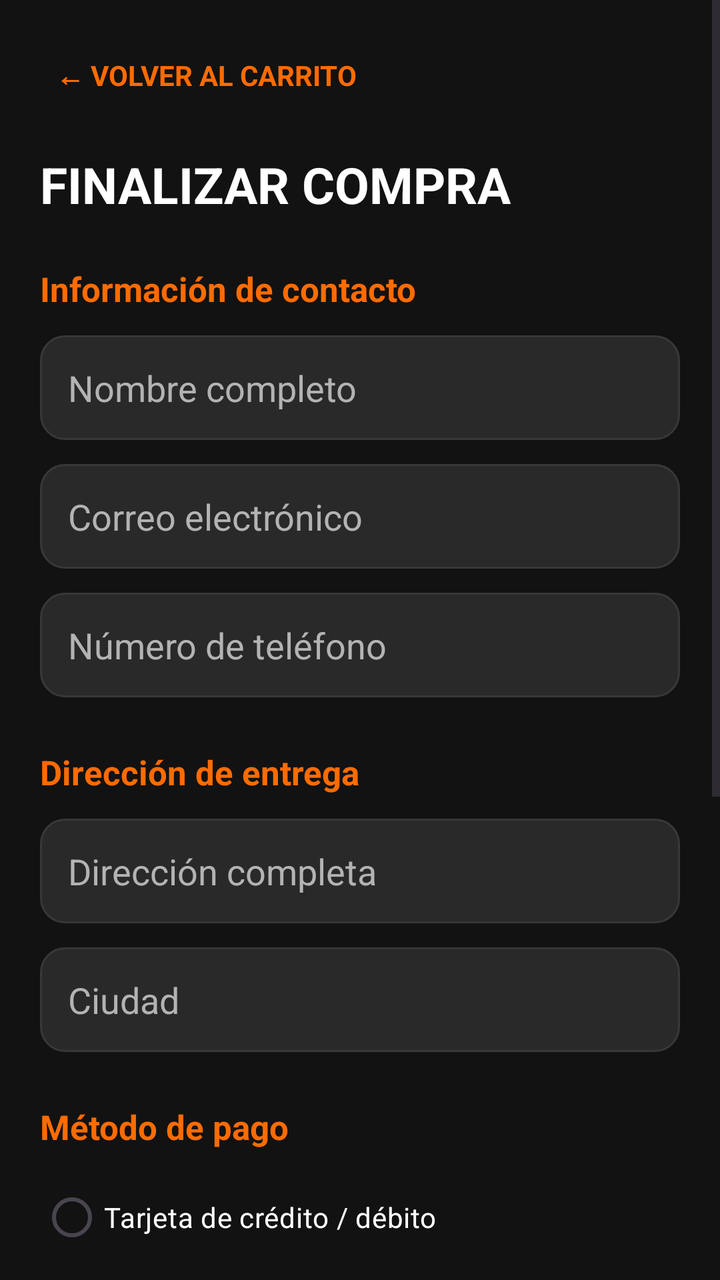
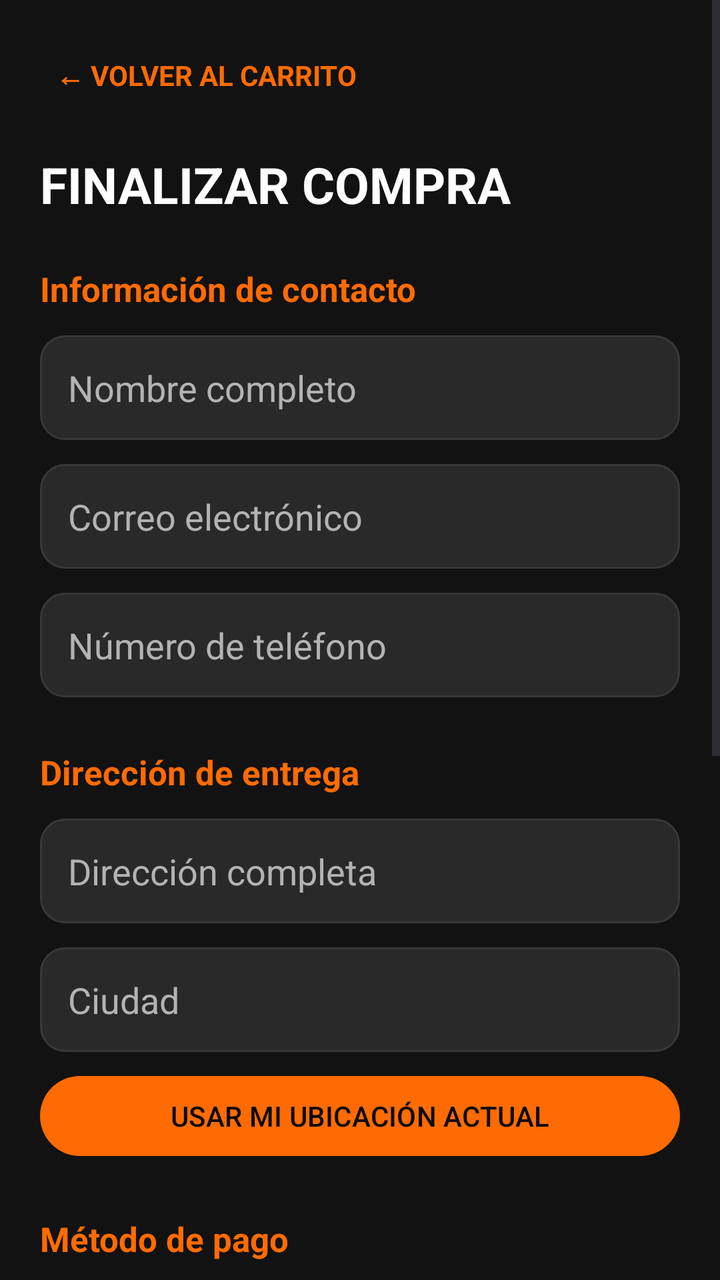

Before-and-after screenshots of an Android layout around one commit, followed by the original layout XML and the change that was made.
<!-- AndroidManifest.xml: application theme Theme.Overshop -->
<!-- res/layout/activity_checkout.xml -->
<?xml version="1.0" encoding="utf-8"?>
<ScrollView xmlns:android="http://schemas.android.com/apk/res/android"
    android:layout_width="match_parent"
    android:layout_height="match_parent"
    android:background="@color/overshop_background"
    android:fillViewport="true">

    <LinearLayout
        android:layout_width="match_parent"
        android:layout_height="wrap_content"
        android:orientation="vertical"
        android:padding="20dp">

        <TextView
            android:id="@+id/tvBackCheckout"
            android:layout_width="wrap_content"
            android:layout_height="wrap_content"
            android:padding="8dp"
            android:text="← VOLVER AL CARRITO"
            android:textColor="@color/overshop_orange"
            android:textSize="14sp"
            android:textStyle="bold" />

        <TextView
            android:layout_width="match_parent"
            android:layout_height="wrap_content"
            android:layout_marginTop="20dp"
            android:text="FINALIZAR COMPRA"
            android:textColor="@color/overshop_white"
            android:textSize="25sp"
            android:textStyle="bold" />

        

        <TextView
            android:layout_width="match_parent"
            android:layout_height="wrap_content"
            android:layout_marginTop="24dp"
            android:text="Información de contacto"
            android:textColor="@color/overshop_orange"
            android:textSize="17sp"
            android:textStyle="bold" />

        <EditText
            android:id="@+id/etCheckoutName"
            android:layout_width="match_parent"
            android:layout_height="wrap_content"
            android:layout_marginTop="12dp"
            android:background="@drawable/bg_input"
            android:hint="Nombre completo"
            android:inputType="textPersonName"
            android:padding="14dp"
            android:textColor="@color/overshop_white"
            android:textColorHint="@color/overshop_text_secondary" />

        <EditText
            android:id="@+id/etCheckoutEmail"
            android:layout_width="match_parent"
            android:layout_height="wrap_content"
            android:layout_marginTop="12dp"
            android:background="@drawable/bg_input"
            android:hint="Correo electrónico"
            android:inputType="textEmailAddress"
            android:padding="14dp"
            android:textColor="@color/overshop_white"
            android:textColorHint="@color/overshop_text_secondary" />

        <EditText
            android:id="@+id/etCheckoutPhone"
            android:layout_width="match_parent"
            android:layout_height="wrap_content"
            android:layout_marginTop="12dp"
            android:background="@drawable/bg_input"
            android:hint="Número de teléfono"
            android:inputType="phone"
            android:padding="14dp"
            android:textColor="@color/overshop_white"
            android:textColorHint="@color/overshop_text_secondary" />

        

        <TextView
            android:layout_width="match_parent"
            android:layout_height="wrap_content"
            android:layout_marginTop="26dp"
            android:text="Dirección de entrega"
            android:textColor="@color/overshop_orange"
            android:textSize="17sp"
            android:textStyle="bold" />

        <EditText
            android:id="@+id/etCheckoutAddress"
            android:layout_width="match_parent"
            android:layout_height="wrap_content"
            android:layout_marginTop="12dp"
            android:background="@drawable/bg_input"
            android:hint="Dirección completa"
            android:inputType="textPostalAddress"
            android:padding="14dp"
            android:textColor="@color/overshop_white"
            android:textColorHint="@color/overshop_text_secondary" />

        <EditText
            android:id="@+id/etCheckoutCity"
            android:layout_width="match_parent"
            android:layout_height="wrap_content"
            android:layout_marginTop="12dp"
            android:background="@drawable/bg_input"
            android:hint="Ciudad"
            android:inputType="textCapWords"
            android:padding="14dp"
            android:textColor="@color/overshop_white"
            android:textColorHint="@color/overshop_text_secondary" />

        

        <TextView
            android:layout_width="match_parent"
            android:layout_height="wrap_content"
            android:layout_marginTop="26dp"
            android:text="Método de pago"
            android:textColor="@color/overshop_orange"
            android:textSize="17sp"
            android:textStyle="bold" />

        <RadioGroup
            android:id="@+id/rgPaymentMethods"
            android:layout_width="match_parent"
            android:layout_height="wrap_content"
            android:layout_marginTop="10dp"
            android:orientation="vertical">

            <RadioButton
                android:id="@+id/rbPaymentCard"
                android:layout_width="match_parent"
                android:layout_height="wrap_content"
                android:buttonTint="@color/overshop_orange"
                android:text="Tarjeta de crédito / débito"
                android:textColor="@color/overshop_white" />

            <RadioButton
                android:id="@+id/rbPaymentTransfer"
                android:layout_width="match_parent"
                android:layout_height="wrap_content"
                android:buttonTint="@color/overshop_orange"
                android:text="Transferencia bancaria"
                android:textColor="@color/overshop_white" />

            <RadioButton
                android:id="@+id/rbPaymentCash"
                android:layout_width="match_parent"
                android:layout_height="wrap_content"
                android:buttonTint="@color/overshop_orange"
                android:text="Pago contra entrega"
                android:textColor="@color/overshop_white" />

        </RadioGroup>

        

        <TextView
            android:layout_width="match_parent"
            android:layout_height="wrap_content"
            android:layout_marginTop="26dp"
            android:text="Resumen de compra"
            android:textColor="@color/overshop_orange"
            android:textSize="17sp"
            android:textStyle="bold" />

        <TextView
            android:id="@+id/tvCheckoutItems"
            android:layout_width="match_parent"
            android:layout_height="wrap_content"
            android:layout_marginTop="12dp"
            android:textColor="@color/overshop_text_secondary"
            android:textSize="14sp" />

        <View
            android:layout_width="match_parent"
            android:layout_height="1dp"
            android:layout_marginTop="16dp"
            android:background="@color/overshop_border" />

        <TextView
            android:id="@+id/tvCheckoutTotal"
            android:layout_width="match_parent"
            android:layout_height="wrap_content"
            android:layout_marginTop="16dp"
            android:gravity="end"
            android:text="TOTAL: $0"
            android:textColor="@color/overshop_orange"
            android:textSize="21sp"
            android:textStyle="bold" />

        <TextView
            android:layout_width="match_parent"
            android:layout_height="wrap_content"
            android:layout_marginTop="8dp"
            android:text="Los métodos de pago son demostrativos. No se realizarán cobros reales."
            android:textColor="@color/overshop_text_secondary"
            android:textSize="12sp" />

        <Button
            android:id="@+id/btnConfirmOrder"
            android:layout_width="match_parent"
            android:layout_height="@dimen/button_height"
            android:layout_marginTop="24dp"
            android:layout_marginBottom="24dp"
            android:backgroundTint="@color/overshop_orange"
            android:text="CONFIRMAR PEDIDO"
            android:textColor="@color/overshop_black"
            android:textStyle="bold" />

    </LinearLayout>

</ScrollView>
<!-- resources referenced by this layout -->
<resources>
  <color name="overshop_background">#121212</color>
  <color name="overshop_black">#0B0B0B</color>
  <color name="overshop_border">#383838</color>
  <color name="overshop_orange">#FF6B00</color>
  <color name="overshop_text_secondary">#B3B3B3</color>
  <color name="overshop_white">#FFFFFF</color>
  <dimen name="button_height">52dp</dimen>
  <!-- drawable bg_input (drawable) -->
  <shape xmlns:android="http://schemas.android.com/apk/res/android"
      android:shape="rectangle">
  
      <solid android:color="@color/overshop_card"/>
  
      <corners android:radius="@dimen/radius_medium"/>
  
      <stroke
          android:width="1dp"
          android:color="@color/overshop_border"/>
  
  </shape>
  <style name="Theme.Overshop" parent="Base.Theme.Overshop" />
  <color name="overshop_card">#292929</color>
  <dimen name="radius_medium">12dp</dimen>
  <style name="Base.Theme.Overshop" parent="Theme.Material3.DayNight.NoActionBar">
  
          
          <item name="colorPrimary">@color/overshop_orange</item>
          <item name="colorOnPrimary">@color/overshop_black</item>
  
          <item name="colorSecondary">@color/overshop_orange_dark</item>
          <item name="colorOnSecondary">@color/overshop_white</item>
  
          
          <item name="colorSurface">@color/overshop_surface</item>
          <item name="colorOnSurface">@color/overshop_white</item>
  
          
          <item name="android:windowBackground">@color/overshop_background</item>
  
          
          <item name="android:statusBarColor">@color/overshop_black</item>
          <item name="android:windowLightStatusBar">false</item>
  
          
          <item name="android:navigationBarColor">@color/overshop_black</item>
  
          
          <item name="android:colorAccent">@color/overshop_orange</item>
  
      </style>
  <color name="overshop_orange_dark">#E65C00</color>
  <color name="overshop_surface">#1E1E1E</color>
</resources>

<!-- the commit's change to res/layout/activity_checkout.xml (unified diff, before → after) -->
@@ -111,6 +111,13 @@
             android:padding="14dp"
             android:textColor="@color/overshop_white"
             android:textColorHint="@color/overshop_text_secondary" />
+
+        <Button
+            android:id="@+id/btnUseCurrentLocation"
+            android:layout_width="match_parent"
+            android:layout_height="wrap_content"
+            android:layout_marginTop="8dp"
+            android:text="USAR MI UBICACIÓN ACTUAL" />
 
         
 
@@ -196,7 +203,7 @@
             android:layout_width="match_parent"
             android:layout_height="wrap_content"
             android:layout_marginTop="8dp"
-            android:text="Los métodos de pago son demostrativos. No se realizarán cobros reales."
+            android:text="Pago seguro con ePayco. Durante la validación de esta actividad se usará el modo de pruebas."
             android:textColor="@color/overshop_text_secondary"
             android:textSize="12sp" />
 
@@ -207,7 +214,7 @@
             android:layout_marginTop="24dp"
             android:layout_marginBottom="24dp"
             android:backgroundTint="@color/overshop_orange"
-            android:text="CONFIRMAR PEDIDO"
+            android:text="PAGAR CON ePayco"
             android:textColor="@color/overshop_black"
             android:textStyle="bold" />
 
